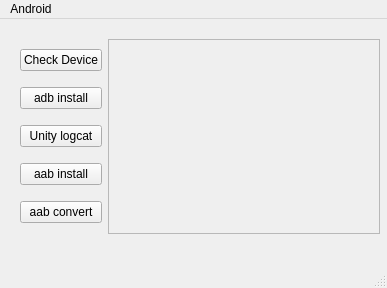
Above: ui.ui from HEHABUSTb/tool_box before the change. Below: the same form after it.
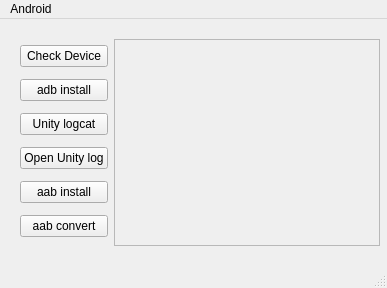
That is the form after the change.

Commit message: Add unity open log and fix exe one file build

```diff
--- a/ui.ui
+++ b/ui.ui
@@ -23,7 +23,7 @@
       <x>20</x>
       <y>20</y>
       <width>360</width>
-      <height>195</height>
+      <height>207</height>
      </rect>
     </property>
     <layout class="QHBoxLayout" name="horizontalLayout">
@@ -50,6 +50,13 @@
          </property>
         </widget>
        </item>
+       <item>
+        <widget class="QPushButton" name="button_open_unity_log">
+         <property name="text">
+          <string>Open Unity log</string>
+         </property>
+        </widget>
+       </item>
        <item>
         <widget class="QPushButton" name="button_aab_install">
          <property name="text">
```
The commit also changes 6 other files.
